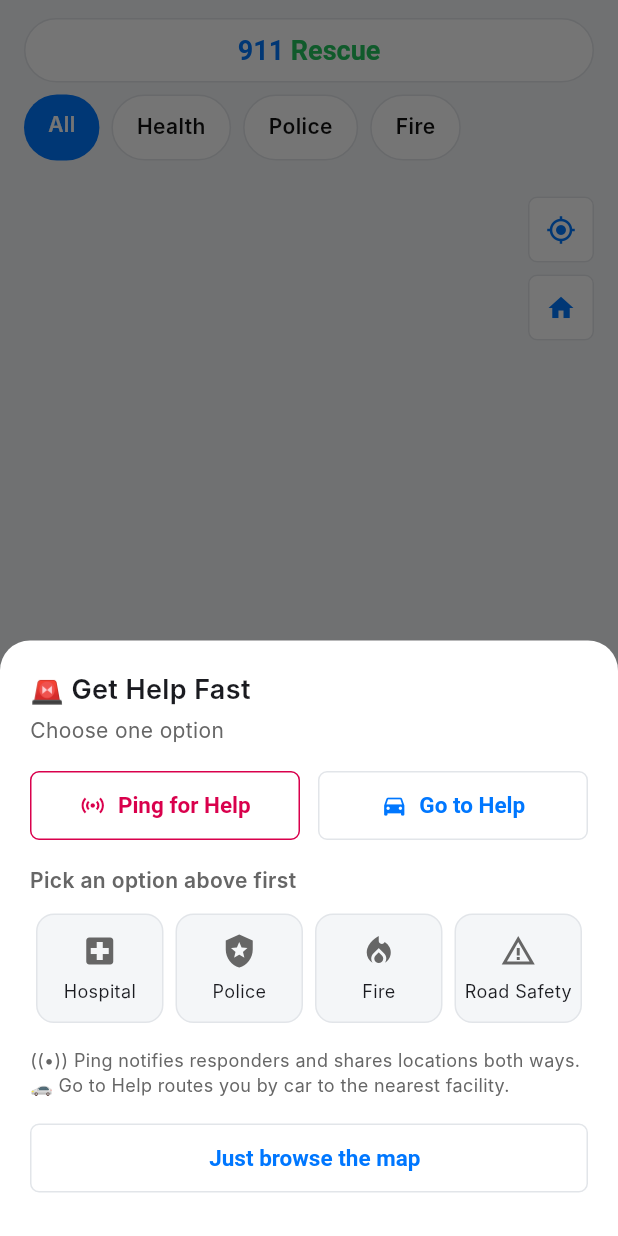
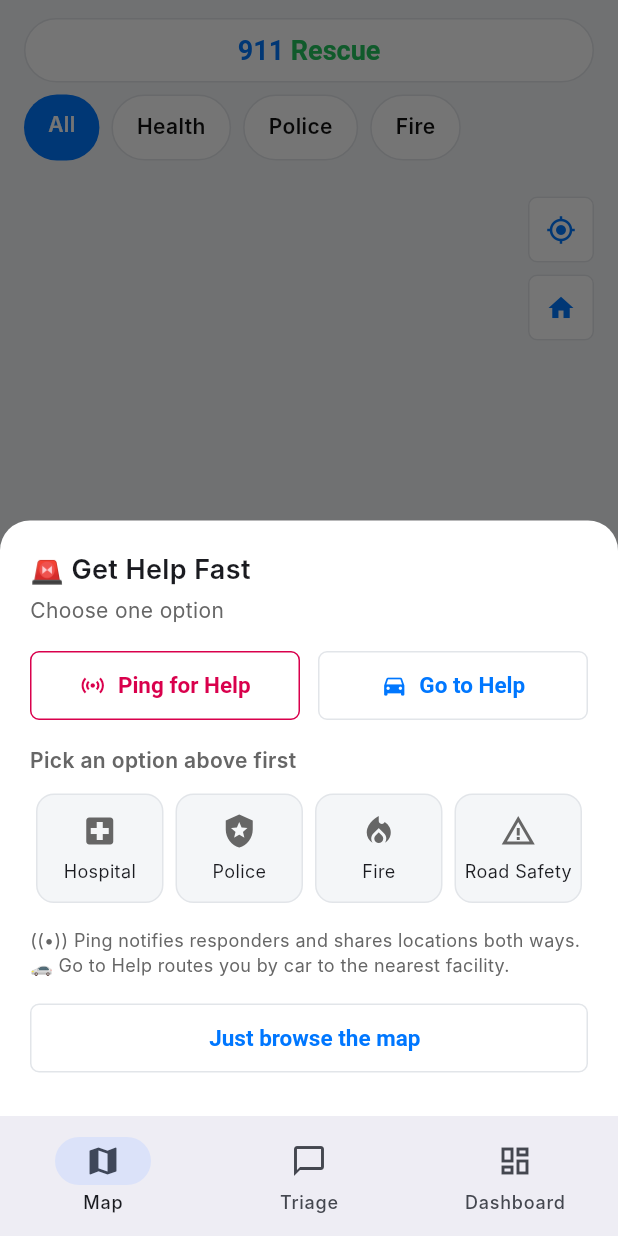
Before and after one commit to ayubasalami/911-Rescue, a Flutter app: the screen it shows after launch, after a tap on "SOS", on a phone screen of 412 x 824 dp. Run offline on Flutter 3.47's test engine with Material 3 defaults, Android fonts, the phone set to English and light mode, and no system bars; our stand-ins replace flutter_riverpod, go_router; missing offline and left inert: mapbox_maps_flutter; Roboto replaces fonts that are missing (Inter).

Commit message:
code refactor

```diff
--- a/lib/src/routing/app_router.dart
+++ b/lib/src/routing/app_router.dart
@@ -1,13 +1,14 @@
 import 'package:flutter_riverpod/flutter_riverpod.dart';
 import 'package:go_router/go_router.dart';
 
-import '../ui/auth/auth_screen.dart';
-import '../ui/dashboard/dashboard_screen.dart';
-import '../ui/facility_detail/facility_detail_screen.dart';
-import '../ui/get_help/get_help_screen.dart';
-import '../ui/home_map/home_map_screen.dart';
-import '../ui/live_tracking/live_tracking_screen.dart';
-import '../ui/triage_chat/triage_chat_screen.dart';
+import '../ui/auth/screens/auth_screen.dart';
+import '../ui/dashboard/screens/dashboard_screen.dart';
+import '../ui/facility_detail/screens/facility_detail_screen.dart';
+import '../ui/get_help/screens/get_help_screen.dart';
+import '../ui/home_map/screens/home_map_screen.dart';
+import '../ui/live_tracking/screens/live_tracking_screen.dart';
+import '../ui/triage_chat/screens/triage_chat_screen.dart';
+import 'main_shell_screen.dart';
 
 abstract final class AppRoute {
   static const home = '/';
@@ -23,9 +24,25 @@ final appRouterProvider = Provider<GoRouter>((ref) {
   return GoRouter(
     initialLocation: AppRoute.home,
     routes: [
-      GoRoute(
-        path: AppRoute.home,
-        builder: (context, state) => const HomeMapScreen(),
+      StatefulShellRoute.indexedStack(
+        builder: (context, state, navigationShell) => MainShellScreen(navigationShell: navigationShell),
+        branches: [
+          StatefulShellBranch(
+            routes: [
+              GoRoute(path: AppRoute.home, builder: (context, state) => const HomeMapScreen()),
+            ],
+          ),
+          StatefulShellBranch(
+            routes: [
+              GoRoute(path: AppRoute.triageChat, builder: (context, state) => const TriageChatScreen()),
+            ],
+          ),
+          StatefulShellBranch(
+            routes: [
+              GoRoute(path: AppRoute.dashboard, builder: (context, state) => const DashboardScreen()),
+            ],
+          ),
+        ],
       ),
       GoRoute(
         path: AppRoute.getHelp,
@@ -40,16 +57,8 @@ final appRouterProvider = Provider<GoRouter>((ref) {
         builder: (context, state) => const FacilityDetailScreen(),
       ),
       GoRoute(
-        path: AppRoute.triageChat,
-        builder: (context, state) => const TriageChatScreen(),
-      ),
-      GoRoute(
         path: AppRoute.auth,
         builder: (context, state) => const AuthScreen(),
-      ),
-      GoRoute(
-        path: AppRoute.dashboard,
-        builder: (context, state) => const DashboardScreen(),
       ),
     ],
   );
--- /dev/null
+++ b/lib/src/routing/main_shell_screen.dart
@@ -0,0 +1,29 @@
+import 'package:flutter/material.dart';
+import 'package:go_router/go_router.dart';
+
+class MainShellScreen extends StatelessWidget {
+  const MainShellScreen({super.key, required this.navigationShell});
+
+  final StatefulNavigationShell navigationShell;
+
+  @override
+  Widget build(BuildContext context) {
+    return Scaffold(
+      body: navigationShell,
+      bottomNavigationBar: NavigationBar(
+        selectedIndex: navigationShell.currentIndex,
+        onDestinationSelected: (index) =>
+            navigationShell.goBranch(index, initialLocation: index == navigationShell.currentIndex),
+        destinations: const [
+          NavigationDestination(
+            icon: Icon(Icons.map_outlined),
+            selectedIcon: Icon(Icons.map),
+            label: 'Map',
+          ),
+          NavigationDestination(icon: Icon(Icons.chat_bubble_outline), label: 'Triage'),
+          NavigationDestination(icon: Icon(Icons.dashboard_outlined), label: 'Dashboard'),
+        ],
+      ),
+    );
+  }
+}
--- /dev/null
+++ b/lib/src/ui/get_help/screens/get_help_screen.dart
@@ -0,0 +1,15 @@
+import 'package:flutter/material.dart';
+
+import '../widgets/get_help_sheet.dart';
+
+class GetHelpScreen extends StatelessWidget {
+  const GetHelpScreen({super.key});
+
+  @override
+  Widget build(BuildContext context) {
+    return Scaffold(
+      appBar: AppBar(title: const Text('Get Help Fast')),
+      body: const SingleChildScrollView(child: GetHelpSheet()),
+    );
+  }
+}
--- a/lib/src/ui/get_help/get_help_screen.dart
+++ b/lib/src/ui/get_help/widgets/get_help_sheet.dart
@@ -1,7 +1,7 @@
 import 'package:flutter/material.dart';
 
-import '../../core/theme/app_theme.dart';
-import '../core/widgets/app_button.dart';
+import '../../../core/theme/app_theme.dart';
+import '../../core/widgets/app_button.dart';
 
 enum _HelpMode { ping, goToHelp }
 
@@ -138,15 +138,3 @@ class _GetHelpSheetState extends State<GetHelpSheet> {
     );
   }
 }
-
-class GetHelpScreen extends StatelessWidget {
-  const GetHelpScreen({super.key});
-
-  @override
-  Widget build(BuildContext context) {
-    return Scaffold(
-      appBar: AppBar(title: const Text('Get Help Fast')),
-      body: const SingleChildScrollView(child: GetHelpSheet()),
-    );
-  }
-}
--- a/lib/src/ui/home_map/home_map_screen.dart
+++ b/lib/src/ui/home_map/screens/home_map_screen.dart
@@ -2,17 +2,16 @@ import 'dart:io' show Platform;
 
 import 'package:flutter/material.dart';
 import 'package:flutter_riverpod/flutter_riverpod.dart';
-import 'package:go_router/go_router.dart';
 import 'package:mapbox_maps_flutter/mapbox_maps_flutter.dart' as mapbox;
 
-import '../../core/theme/app_theme.dart';
-import '../../data/models/facility.dart';
-import '../../routing/app_router.dart';
-import '../core/widgets/app_filter_chip.dart';
-import '../get_help/get_help_screen.dart';
-import 'view_model/home_map_view_model.dart';
-
-const _filters = ['All', 'Health', 'Police', 'Fire'];
+import '../../../core/theme/app_theme.dart';
+import '../../../data/models/facility.dart';
+import '../../get_help/widgets/get_help_sheet.dart';
+import '../view_model/home_map_view_model.dart';
+import '../widgets/facility_filter_row.dart';
+import '../widgets/facility_summary_sheet.dart';
+import '../widgets/home_map_header.dart';
+import '../widgets/map_control_button.dart';
 
 final _initialCenter = mapbox.Point(coordinates: mapbox.Position(3.3792, 6.5244));
 
@@ -36,8 +35,7 @@ class HomeMapScreen extends ConsumerStatefulWidget {
 }
 
 class _HomeMapScreenState extends ConsumerState<HomeMapScreen> {
-  String _selectedFilter = _filters.first;
-  int _navIndex = 0;
+  String _selectedFilter = facilityFilters.first;
   mapbox.MapboxMap? _mapboxMap;
   mapbox.CircleAnnotationManager? _circleAnnotationManager;
   List<Facility> _lastRenderedFacilities = const [];
@@ -62,18 +60,7 @@ class _HomeMapScreenState extends ConsumerState<HomeMapScreen> {
   void _openFacilitySheet(Facility facility) {
     showModalBottomSheet(
       context: context,
-      builder: (_) => Padding(
-        padding: const EdgeInsets.all(20),
-        child: Column(
-          mainAxisSize: MainAxisSize.min,
-          crossAxisAlignment: CrossAxisAlignment.start,
-          children: [
-            Text(facility.name, style: const TextStyle(fontSize: 18, fontWeight: FontWeight.w600)),
-            const SizedBox(height: 4),
-            Text(facility.address, style: const TextStyle(color: AppColors.textSecondary)),
-          ],
-        ),
-      ),
+      builder: (_) => FacilitySummarySheet(facility: facility),
     );
   }
 
@@ -121,43 +108,10 @@ class _HomeMapScreenState extends ConsumerState<HomeMapScreen> {
       body: SafeArea(
         child: Column(
           children: [
-            Padding(
-              padding: const EdgeInsets.fromLTRB(16, 12, 16, 8),
-              child: Container(
-                padding: const EdgeInsets.symmetric(vertical: 10),
-                decoration: BoxDecoration(
-                  color: AppColors.backgroundSurface,
-                  borderRadius: BorderRadius.circular(AppRadii.full),
-                  border: Border.all(color: AppColors.border),
-                ),
-                alignment: Alignment.center,
-                child: RichText(
-                  text: const TextSpan(
-                    style: TextStyle(fontSize: 18, fontWeight: FontWeight.w700),
-                    children: [
-                      TextSpan(text: '911 ', style: TextStyle(color: AppColors.primary)),
-                      TextSpan(text: 'Rescue', style: TextStyle(color: AppColors.success)),
-                    ],
-                  ),
-                ),
-              ),
-            ),
-            SizedBox(
-              height: 44,
-              child: ListView.separated(
-                scrollDirection: Axis.horizontal,
-                padding: const EdgeInsets.symmetric(horizontal: 16),
-                itemCount: _filters.length,
-                separatorBuilder: (_, _) => const SizedBox(width: 8),
-                itemBuilder: (context, index) {
-                  final filter = _filters[index];
-                  return AppFilterChip(
-                    label: filter,
-                    selected: _selectedFilter == filter,
-                    onTap: () => setState(() => _selectedFilter = filter),
-                  );
-                },
-              ),
+            const HomeMapHeader(),
+            FacilityFilterRow(
+              selected: _selectedFilter,
+              onSelected: (filter) => setState(() => _selectedFilter = filter),
             ),
             const SizedBox(height: 8),
             Expanded(
@@ -183,9 +137,9 @@ class _HomeMapScreenState extends ConsumerState<HomeMapScreen> {
                     top: 16,
                     child: Column(
                       children: [
-                        _MapControlButton(icon: Icons.my_location, onTap: _recenter),
+                        MapControlButton(icon: Icons.my_location, onTap: _recenter),
                         const SizedBox(height: 8),
-                        _MapControlButton(icon: Icons.home, onTap: _recenter),
+                        MapControlButton(icon: Icons.home, onTap: _recenter),
                       ],
                     ),
                   ),
@@ -205,51 +159,6 @@ class _HomeMapScreenState extends ConsumerState<HomeMapScreen> {
           ],
         ),
       ),
-      bottomNavigationBar: NavigationBar(
-        selectedIndex: _navIndex,
-        onDestinationSelected: (index) {
-          setState(() => _navIndex = index);
-          switch (index) {
-            case 1:
-              context.push(AppRoute.triageChat);
-            case 2:
-              context.push(AppRoute.dashboard);
-          }
-        },
-        destinations: const [
-          NavigationDestination(icon: Icon(Icons.map_outlined), selectedIcon: Icon(Icons.map), label: 'Map'),
-          NavigationDestination(icon: Icon(Icons.chat_bubble_outline), label: 'Triage'),
-          NavigationDestination(icon: Icon(Icons.dashboard_outlined), label: 'Dashboard'),
-        ],
-      ),
     );
   }
 }
-
-class _MapControlButton extends StatelessWidget {
-  const _MapControlButton({required this.icon, required this.onTap});
-
-  final IconData icon;
-  final VoidCallback onTap;
-
-  @override
-  Widget build(BuildContext context) {
-    return Material(
-      color: AppColors.backgroundSurface,
-      borderRadius: BorderRadius.circular(AppRadii.sm),
-      child: InkWell(
-        borderRadius: BorderRadius.circular(AppRadii.sm),
-        onTap: onTap,
-        child: Container(
-          width: 44,
-          height: 44,
-          decoration: BoxDecoration(
-            borderRadius: BorderRadius.circular(AppRadii.sm),
-            border: Border.all(color: AppColors.border),
-          ),
-          child: Icon(icon, color: AppColors.primary, size: 20),
-        ),
-      ),
-    );
-  }
-}
--- /dev/null
+++ b/lib/src/ui/home_map/widgets/facility_filter_row.dart
@@ -0,0 +1,33 @@
+import 'package:flutter/material.dart';
+
+import '../../core/widgets/app_filter_chip.dart';
+
+const facilityFilters = ['All', 'Health', 'Police', 'Fire'];
+
+class FacilityFilterRow extends StatelessWidget {
+  const FacilityFilterRow({super.key, required this.selected, required this.onSelected});
+
+  final String selected;
+  final ValueChanged<String> onSelected;
+
+  @override
+  Widget build(BuildContext context) {
+    return SizedBox(
+      height: 44,
+      child: ListView.separated(
+        scrollDirection: Axis.horizontal,
+        padding: const EdgeInsets.symmetric(horizontal: 16),
+        itemCount: facilityFilters.length,
+        separatorBuilder: (_, _) => const SizedBox(width: 8),
+        itemBuilder: (context, index) {
+          final filter = facilityFilters[index];
+          return AppFilterChip(
+            label: filter,
+            selected: selected == filter,
+            onTap: () => onSelected(filter),
+          );
+        },
+      ),
+    );
+  }
+}
--- /dev/null
+++ b/lib/src/ui/home_map/widgets/facility_summary_sheet.dart
@@ -0,0 +1,26 @@
+import 'package:flutter/material.dart';
+
+import '../../../core/theme/app_theme.dart';
+import '../../../data/models/facility.dart';
+
+class FacilitySummarySheet extends StatelessWidget {
+  const FacilitySummarySheet({super.key, required this.facility});
+
+  final Facility facility;
+
+  @override
+  Widget build(BuildContext context) {
+    return Padding(
+      padding: const EdgeInsets.all(20),
+      child: Column(
+        mainAxisSize: MainAxisSize.min,
+        crossAxisAlignment: CrossAxisAlignment.start,
+        children: [
+          Text(facility.name, style: const TextStyle(fontSize: 18, fontWeight: FontWeight.w600)),
+          const SizedBox(height: 4),
+          Text(facility.address, style: const TextStyle(color: AppColors.textSecondary)),
+        ],
+      ),
+    );
+  }
+}
--- /dev/null
+++ b/lib/src/ui/home_map/widgets/home_map_header.dart
@@ -0,0 +1,32 @@
+import 'package:flutter/material.dart';
+
+import '../../../core/theme/app_theme.dart';
+
+class HomeMapHeader extends StatelessWidget {
+  const HomeMapHeader({super.key});
+
+  @override
+  Widget build(BuildContext context) {
+    return Padding(
+      padding: const EdgeInsets.fromLTRB(16, 12, 16, 8),
+      child: Container(
+        padding: const EdgeInsets.symmetric(vertical: 10),
+        decoration: BoxDecoration(
+          color: AppColors.backgroundSurface,
+          borderRadius: BorderRadius.circular(AppRadii.full),
+          border: Border.all(color: AppColors.border),
+        ),
+        alignment: Alignment.center,
+        child: RichText(
+          text: const TextSpan(
+            style: TextStyle(fontSize: 18, fontWeight: FontWeight.w700),
+            children: [
+              TextSpan(text: '911 ', style: TextStyle(color: AppColors.primary)),
+              TextSpan(text: 'Rescue', style: TextStyle(color: AppColors.success)),
+            ],
+          ),
+        ),
+      ),
+    );
+  }
+}
--- /dev/null
+++ b/lib/src/ui/home_map/widgets/map_control_button.dart
@@ -0,0 +1,31 @@
+import 'package:flutter/material.dart';
+
+import '../../../core/theme/app_theme.dart';
+
+class MapControlButton extends StatelessWidget {
+  const MapControlButton({super.key, required this.icon, required this.onTap});
+
+  final IconData icon;
+  final VoidCallback onTap;
+
+  @override
+  Widget build(BuildContext context) {
+    return Material(
+      color: AppColors.backgroundSurface,
+      borderRadius: BorderRadius.circular(AppRadii.sm),
+      child: InkWell(
+        borderRadius: BorderRadius.circular(AppRadii.sm),
+        onTap: onTap,
+        child: Container(
+          width: 44,
+          height: 44,
+          decoration: BoxDecoration(
+            borderRadius: BorderRadius.circular(AppRadii.sm),
+            border: Border.all(color: AppColors.border),
+          ),
+          child: Icon(icon, color: AppColors.primary, size: 20),
+        ),
+      ),
+    );
+  }
+}
```
Also changed, not shown: lib/src/ui/auth/screens/auth_screen.dart (renamed from lib/src/ui/auth/auth_screen.dart), lib/src/ui/dashboard/screens/dashboard_screen.dart (renamed from lib/src/ui/dashboard/dashboard_screen.dart), lib/src/ui/facility_detail/screens/facility_detail_screen.dart (renamed from lib/src/ui/facility_detail/facility_detail_screen.dart), lib/src/ui/live_tracking/screens/live_tracking_screen.dart (renamed from lib/src/ui/live_tracking/live_tracking_screen.dart), lib/src/ui/triage_chat/screens/triage_chat_screen.dart (renamed from lib/src/ui/triage_chat/triage_chat_screen.dart), 1 other file.
